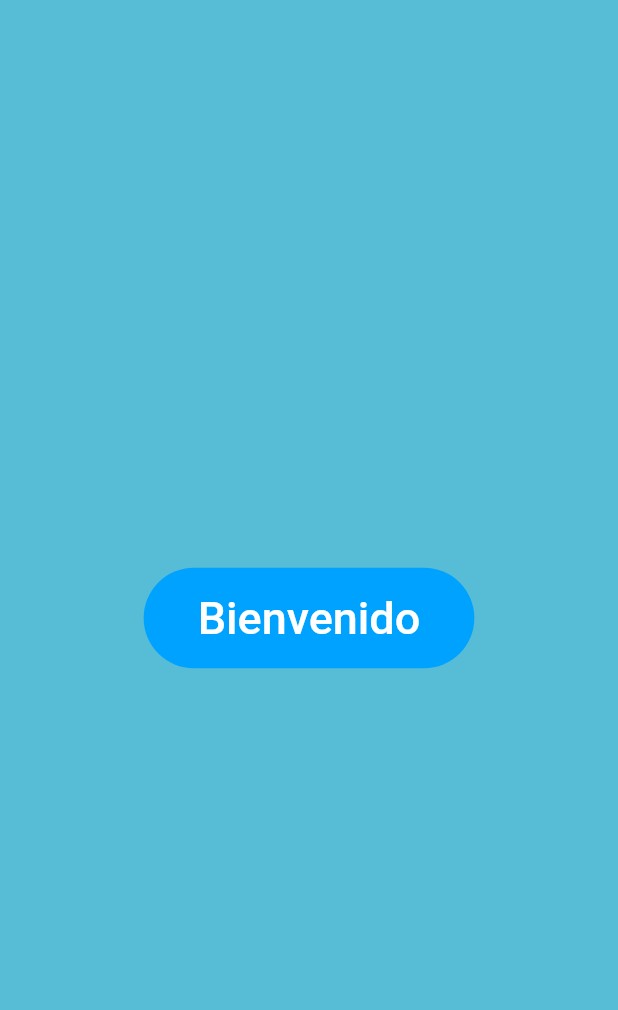
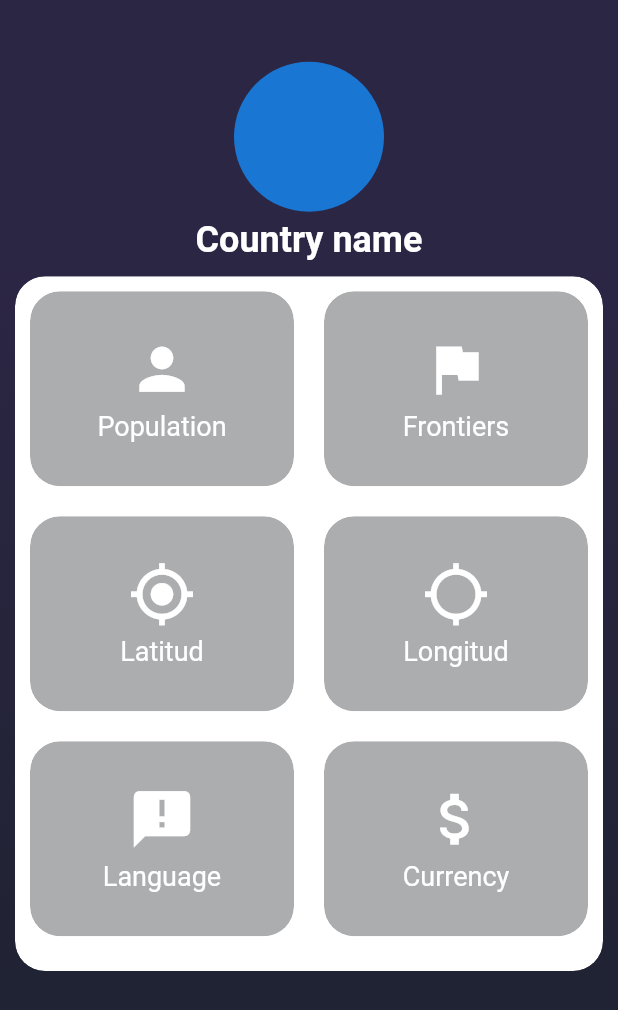
Before and after one commit to Darkron98/flutter_apps, a Flutter app: the screen it shows after launch, scrolled down 576 dp, after a tap on "Bienvenido", on a phone screen of 412 x 824 dp. Shown: the top 1010 px of the screen. Run offline on Flutter 3.47's test engine with Material 2 defaults, Android fonts, the phone set to English and light mode, and no system bars.

Commit message:
main_screen.dart created
Country info. card implemented

```diff
--- a/mas_banderas/lib/main.dart
+++ b/mas_banderas/lib/main.dart
@@ -1,17 +1,20 @@
 import 'package:flutter/material.dart';
-import 'package:mas_banderas/screens/screens.dart';
+import 'package:flutter/services.dart';
+import '../screens/screens.dart';
 
 void main() => runApp(MyApp());
 
 class MyApp extends StatelessWidget {
   @override
   Widget build(BuildContext context) {
+    SystemChrome.setSystemUIOverlayStyle(SystemUiOverlayStyle.light);
     return MaterialApp(
         debugShowCheckedModeBanner: false,
         title: 'Material App',
         initialRoute: 'title_screen',
         routes: {
           'title_screen': (_) => TitleScreen(),
+          'main_screen': (_) => MainScreen(),
         });
   }
 }
--- /dev/null
+++ b/mas_banderas/lib/screens/main_screen.dart
@@ -0,0 +1,244 @@
+import 'package:flutter/material.dart';
+import 'dart:ui';
+
+class MainScreen extends StatelessWidget {
+  const MainScreen({Key? key}) : super(key: key);
+
+  @override
+  Widget build(BuildContext context) {
+    return Scaffold(
+      body: Stack(
+        children: [
+          _BackGround(),
+          _CountryCard(),
+        ],
+      ),
+    );
+  }
+}
+
+class _CountryCard extends StatelessWidget {
+  @override
+  Widget build(BuildContext context) {
+    final size = MediaQuery.of(context).size;
+    return PageView(
+      children: [
+        Column(
+          crossAxisAlignment: CrossAxisAlignment.center,
+          //mainAxisAlignment: MainAxisAlignment.center,
+          children: [
+            SizedBox(
+              height: size.height * 0.05,
+            ),
+            _CountryAvatar(),
+            _CoutryCard(size: size),
+          ],
+        ),
+      ],
+    );
+  }
+}
+
+class _CoutryCard extends StatelessWidget {
+  const _CoutryCard({
+    Key? key,
+    required this.size,
+  }) : super(key: key);
+
+  final Size size;
+
+  @override
+  Widget build(BuildContext context) {
+    return Container(
+      margin: EdgeInsets.all(10),
+      child: ClipRRect(
+        borderRadius: BorderRadius.circular(20),
+        child: BackdropFilter(
+          filter: ImageFilter.blur(sigmaX: 5, sigmaY: 5),
+          child: Container(
+            height: size.height * 0.562,
+            decoration: BoxDecoration(
+              color: Colors.white,
+              borderRadius: BorderRadius.circular(20),
+            ),
+            child: _CountryItems(),
+          ),
+        ),
+      ),
+    );
+  }
+}
+
+class _CountryItems extends StatelessWidget {
+  const _CountryItems({
+    Key? key,
+  }) : super(key: key);
+
+  @override
+  Widget build(BuildContext context) {
+    final color = Colors.white;
+    return Table(
+      children: [
+        TableRow(
+          children: [
+            _SingleCard(
+              icon: Icons.person,
+              color: color,
+              text: 'Population',
+            ),
+            _SingleCard(
+              icon: Icons.flag,
+              color: color,
+              text: 'Frontiers',
+            ),
+          ],
+        ),
+        TableRow(
+          children: [
+            _SingleCard(
+              icon: Icons.gps_fixed,
+              color: color,
+              text: 'Latitud',
+            ),
+            _SingleCard(
+              icon: Icons.location_searching,
+              color: color,
+              text: 'Longitud',
+            ),
+          ],
+        ),
+        TableRow(
+          children: [
+            _SingleCard(
+              icon: Icons.announcement,
+              color: color,
+              text: 'Language',
+            ),
+            _SingleCard(
+              icon: Icons.attach_money,
+              color: color,
+              text: 'Currency',
+            ),
+          ],
+        ),
+      ],
+    );
+  }
+}
+
+class _SingleCard extends StatelessWidget {
+  final IconData icon;
+  final Color color;
+  final String text;
+
+  const _SingleCard({
+    Key? key,
+    required this.icon,
+    required this.color,
+    required this.text,
+  }) : super(key: key);
+  @override
+  Widget build(BuildContext context) {
+    return _CardBackGround(
+      child: Column(
+        mainAxisAlignment: MainAxisAlignment.center,
+        children: [
+          Icon(
+            icon,
+            size: 45,
+            color: Colors.white,
+          ),
+          SizedBox(height: 5),
+          Text(
+            text,
+            style: TextStyle(
+              color: color,
+              fontSize: 18,
+            ),
+          ),
+        ],
+      ),
+    );
+  }
+}
+
+class _CardBackGround extends StatelessWidget {
+  final Widget child;
+
+  const _CardBackGround({
+    Key? key,
+    required this.child,
+  }) : super(key: key);
+
+  @override
+  Widget build(BuildContext context) {
+    return Container(
+      margin: EdgeInsets.all(10),
+      child: ClipRRect(
+        borderRadius: BorderRadius.circular(20),
+        child: BackdropFilter(
+          filter: ImageFilter.blur(sigmaX: 5, sigmaY: 5),
+          child: Container(
+            height: 130,
+            decoration: BoxDecoration(
+              color: Color.fromARGB(175, 133, 135, 138),
+              borderRadius: BorderRadius.circular(20),
+            ),
+            child: child,
+          ),
+        ),
+      ),
+    );
+  }
+}
+
+class _CountryAvatar extends StatelessWidget {
+  const _CountryAvatar({
+    Key? key,
+  }) : super(key: key);
+
+  @override
+  Widget build(BuildContext context) {
+    return Column(
+      children: [
+        CircleAvatar(
+          radius: 50,
+        ),
+        SizedBox(height: 5),
+        Text(
+          'Country name',
+          style: TextStyle(
+            fontWeight: FontWeight.bold,
+            color: Colors.white,
+            fontSize: 24,
+          ),
+        ),
+      ],
+    );
+  }
+}
+
+class _BackGround extends StatelessWidget {
+  final boxDecoration = const BoxDecoration(
+    gradient: LinearGradient(
+      begin: Alignment.topCenter,
+      end: Alignment.bottomCenter,
+      stops: [0.2, 0.8],
+      colors: [
+        Color(0xff2C2645),
+        Color(0xff202333),
+      ],
+    ),
+  );
+
+  @override
+  Widget build(BuildContext context) {
+    return Stack(
+      children: [
+        Container(
+          decoration: boxDecoration,
+        ),
+      ],
+    );
+  }
+}
--- a/mas_banderas/lib/screens/screens.dart
+++ b/mas_banderas/lib/screens/screens.dart
@@ -1 +1,2 @@
 export 'package:mas_banderas/screens/title_screen.dart';
+export 'package:mas_banderas/screens/main_screen.dart';
--- a/mas_banderas/lib/screens/title_screen.dart
+++ b/mas_banderas/lib/screens/title_screen.dart
@@ -9,8 +9,8 @@ class TitleScreen extends StatelessWidget {
         end: Alignment.bottomCenter,
         stops: [0.5, 0.5],
         colors: [
-          Color(0xff7aeccb),
-          Color(0xff57bcd6),
+          Color(0xff2C2645),
+          Color(0xff2C2645),
         ],
       ),
     );
@@ -39,10 +39,16 @@ class MainContent extends StatelessWidget {
 
   @override
   Widget build(BuildContext context) {
-    var textStyle = TextStyle(
+    final size = MediaQuery.of(context).size;
+    var textStyle1 = TextStyle(
+      fontSize: 94,
+      fontWeight: FontWeight.bold,
+      color: Color.fromARGB(255, 236, 217, 106),
+    );
+    var textStyle2 = TextStyle(
       fontSize: 64,
       fontWeight: FontWeight.bold,
-      color: Colors.white,
+      color: Color.fromARGB(255, 133, 114, 207),
     );
 
     return SafeArea(
@@ -51,13 +57,18 @@ class MainContent extends StatelessWidget {
         mainAxisAlignment: MainAxisAlignment.center,
         crossAxisAlignment: CrossAxisAlignment.center,
         children: [
-          SizedBox(height: 35),
-          Text('11°', style: textStyle),
-          Text('Miercoles', style: textStyle),
+          SizedBox(height: size.height * 0.09),
+          Row(
+            children: [
+              Text('+', style: textStyle1),
+              Text('Flags', style: textStyle2),
+            ],
+            mainAxisAlignment: MainAxisAlignment.center,
+          ),
           Expanded(child: Container()),
           Icon(
             Icons.keyboard_arrow_down,
-            color: Colors.white,
+            color: Color.fromARGB(255, 95, 82, 148),
             size: 115,
           ),
         ],
@@ -73,12 +84,18 @@ class BackGround extends StatelessWidget {
 
   @override
   Widget build(BuildContext context) {
+    final size = MediaQuery.of(context).size;
     return Container(
-      color: Color(0xff57bcd6),
+      color: Color(0xff2C2645),
       height: double.infinity,
       alignment: Alignment.topCenter,
-      child: Image(
-        image: AssetImage('assets/scroll-1.png'),
+      child: Column(
+        children: [
+          SizedBox(height: size.height * 0.33),
+          Image(
+            image: AssetImage('assets/globe_2.gif'),
+          ),
+        ],
       ),
     );
   }
@@ -106,7 +123,7 @@ class Page2 extends StatelessWidget {
   @override
   Widget build(BuildContext context) {
     return Container(
-      color: Color(0xff57bcd6),
+      color: Color(0xff2C2645),
       child: Center(
         child: TextButton(
           onPressed: () {},
@@ -114,7 +131,7 @@ class Page2 extends StatelessWidget {
             padding: const EdgeInsets.symmetric(horizontal: 20),
             child: TextButton(
               onPressed: () {
-                Navigator.pushNamed(context, 'home_screen');
+                Navigator.pushNamed(context, 'main_screen');
               },
               child: Text(
                 'Bienvenido',
@@ -126,7 +143,7 @@ class Page2 extends StatelessWidget {
             ),
           ),
           style: TextButton.styleFrom(
-            backgroundColor: Color(0xff00a2ff),
+            backgroundColor: Color.fromARGB(255, 95, 82, 148),
             shape: StadiumBorder(),
           ),
         ),
--- a/mas_banderas/pubspec.yaml
+++ b/mas_banderas/pubspec.yaml
@@ -58,8 +58,8 @@ flutter:
   uses-material-design: true
 
   # To add assets to your application, add an assets section, like this:
-assets:
-  - assets/
+  assets:
+    - assets/
   #   - images/a_dot_burr.jpeg
   #   - images/a_dot_ham.jpeg
 
```
